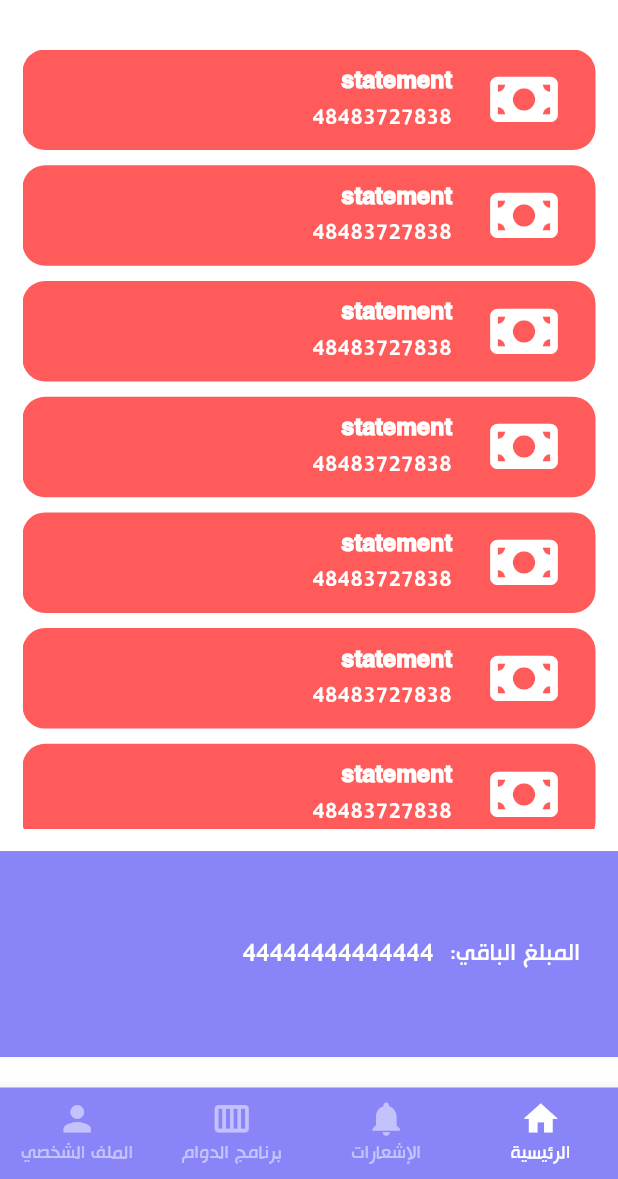
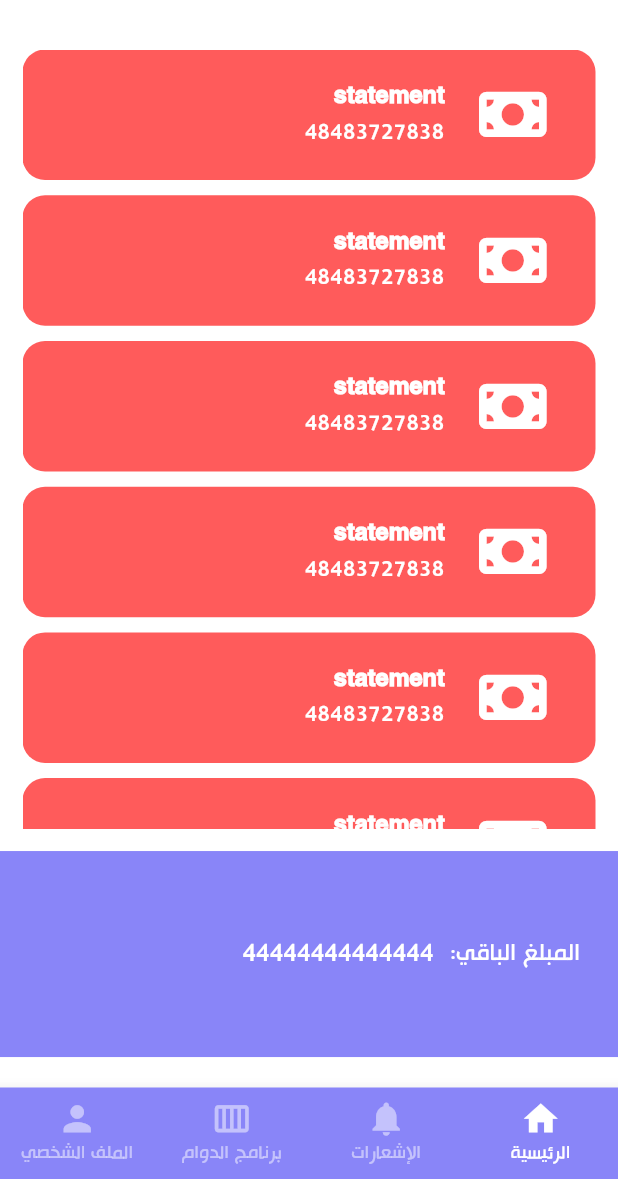
Before and after one commit to AliAlsaeed17/school_app, a Flutter app: the InstallmentsScreen screen opened by its route, on a phone screen of 412 x 824 dp, the part 57-1236 px from its top. Run offline on Flutter 3.47's test engine with Material 2 defaults, Android fonts, the phone set to English and light mode, and no system bars; our stand-ins replace cached_network_image, dio, equatable, flutter_bloc, flutter_screenutil, font_awesome_flutter and 2 more.

Commit message:
Refactor and update screen and widget

```diff
--- a/lib/view/installments/screens/installments_screen.dart
+++ b/lib/view/installments/screens/installments_screen.dart
@@ -36,7 +36,18 @@ class _InstallmentsScreenState extends State<InstallmentsScreen> {
                             )
                           : RefreshIndicator(
                               onRefresh: () async {},
-                              child: ListView.separated(
+                              child: 3 == 5
+                                  ? Center(
+                                      child: Text(
+                                        "لايوجد أقساط!",
+                                        style: Theme.of(context)
+                                            .textTheme
+                                            .bodyLarge!
+                                            .copyWith(
+                                                color: AppColors.lightBlack),
+                                      ),
+                                    )
+                                  : ListView.separated(
                                       itemBuilder: (context, i) {
                                         return InstallmentItem(
                                           installment: Installment(
--- a/lib/view/installments/widgets/installment_item.dart
+++ b/lib/view/installments/widgets/installment_item.dart
@@ -9,6 +9,7 @@ class InstallmentItem extends StatelessWidget {
   @override
   Widget build(BuildContext context) {
     return Container(
+      padding: const EdgeInsets.symmetric(horizontal: 10, vertical: 10),
       decoration: BoxDecoration(
         color: installment.type == "تسديد"
             ? AppColors.paymentOn
```
Lines whose indentation alone changed are shown as unchanged.
